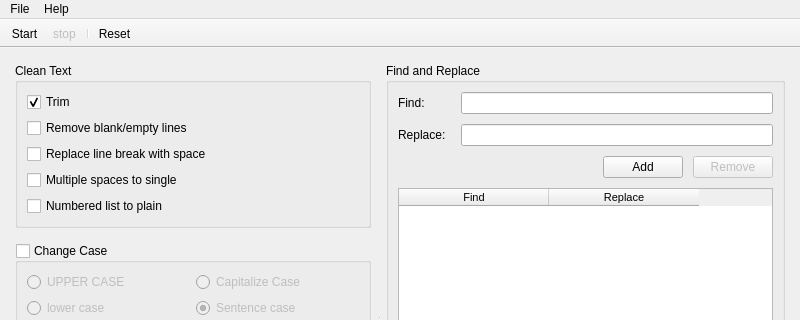
Qt form src/ui/main_window.ui (riteshkarmakar/auto-clipboard-cleaner) before a commit; both pictures show x 0 to 800 and y 0 to 320 of the 800 by 600 pixel window.
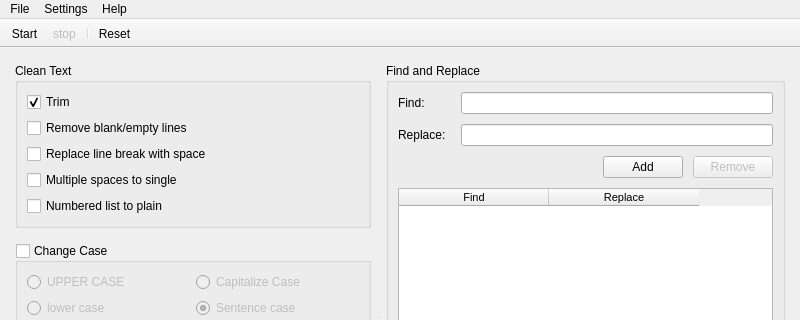
The same form after that commit. Icons and pictures are not drawn.

The edit to the form file:
```diff
--- a/src/ui/main_window.ui
+++ b/src/ui/main_window.ui
@@ -412,8 +412,16 @@
      <string>Help</string>
     </property>
     <addaction name="action_documentation"/>
+    <addaction name="action_check_for_updates"/>
+   </widget>
+   <widget class="QMenu" name="menuSettings">
+    <property name="title">
+     <string>Settings</string>
+    </property>
+    <addaction name="action_update_check_at_startup"/>
    </widget>
    <addaction name="menuFile"/>
+   <addaction name="menuSettings"/>
    <addaction name="menuHelp"/>
   </widget>
   <action name="action_start">
```
Left out of the diff: 22 changed lines with no effect on the pictures.
